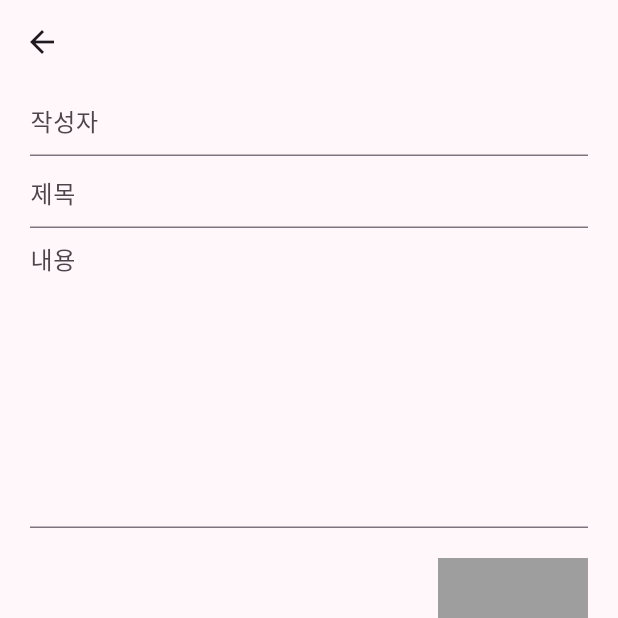
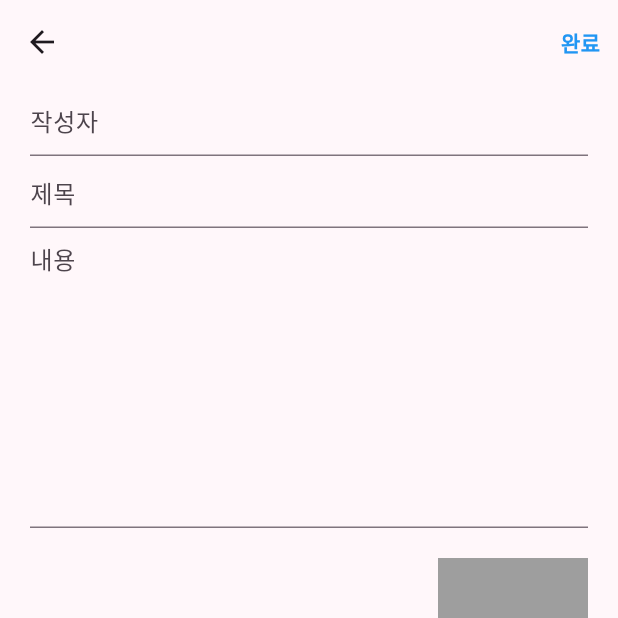
Before and after one commit to akeetuitui/flutter_blog_app, a Flutter app: the WritePage screen opened directly, on a phone screen of 412 x 824 dp, the top half of it. Run offline on Flutter 3.47's test engine with Material 3 defaults, Android fonts, the phone set to English and light mode, and no system bars; our stand-ins replace flutter_riverpod; network calls fail.

Commit message:
write: 작성 페이지 ui 구현 완료 (완료 버튼 추가)

```diff
--- a/lib/ui/write/write_page.dart
+++ b/lib/ui/write/write_page.dart
@@ -29,8 +29,31 @@ class _WritePageState extends State<WritePage> {
         FocusScope.of(context).unfocus();
       },
       child: Scaffold(
-          appBar: AppBar(),
+          appBar: AppBar(
+            actions: [
+              GestureDetector(
+                onTap: (){
+                  print('완료 버튼 클릭'); // onTap 시에는 꼭 이런 형태의 출력문 넣기!
+                  final result = formKey.currentState?.validate() ?? false; // return이 불리언 타입 (모든 필드가 성공했을때)!
+                },
+                child: Container(
+                  width: 50,
+                  height: 50,
+                  color: Colors.transparent,
+                  alignment: Alignment.center,
+                  child: Text(
+                    '완료',
+                    style: TextStyle(
+                      color: Colors.blue,
+                      fontWeight: FontWeight.bold,
+                    ),
+                  ),
+                ),
+              )
+            ],
+          ),
           body: Form(
+            key: formKey,
               child: ListView(
             padding: EdgeInsets.symmetric(horizontal: 20),
             children: [
```
